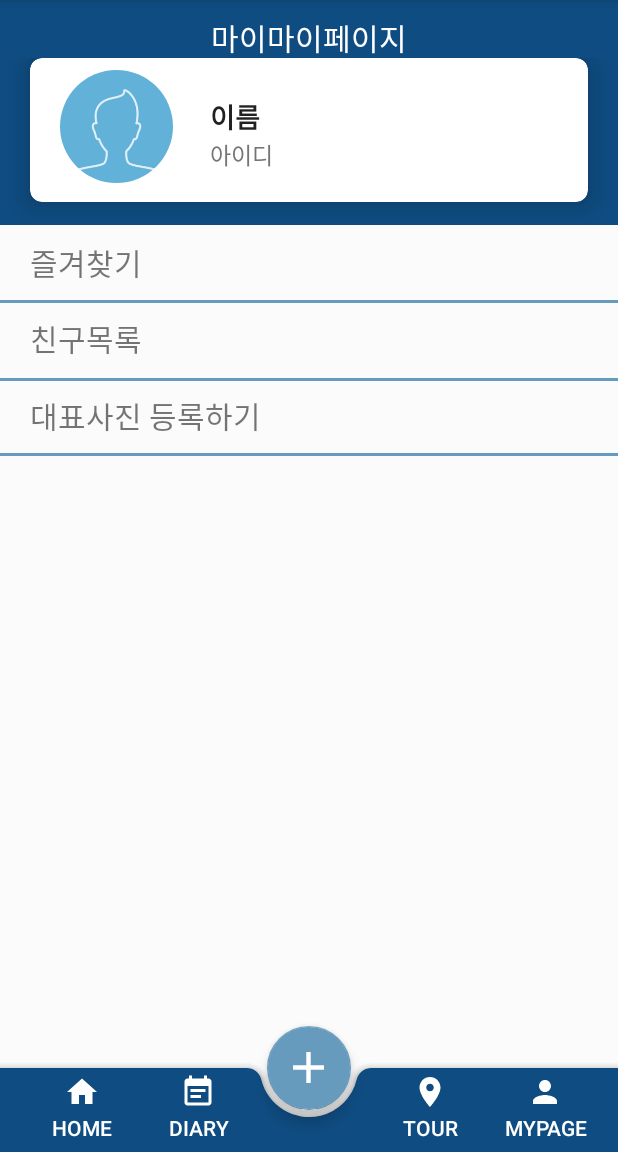
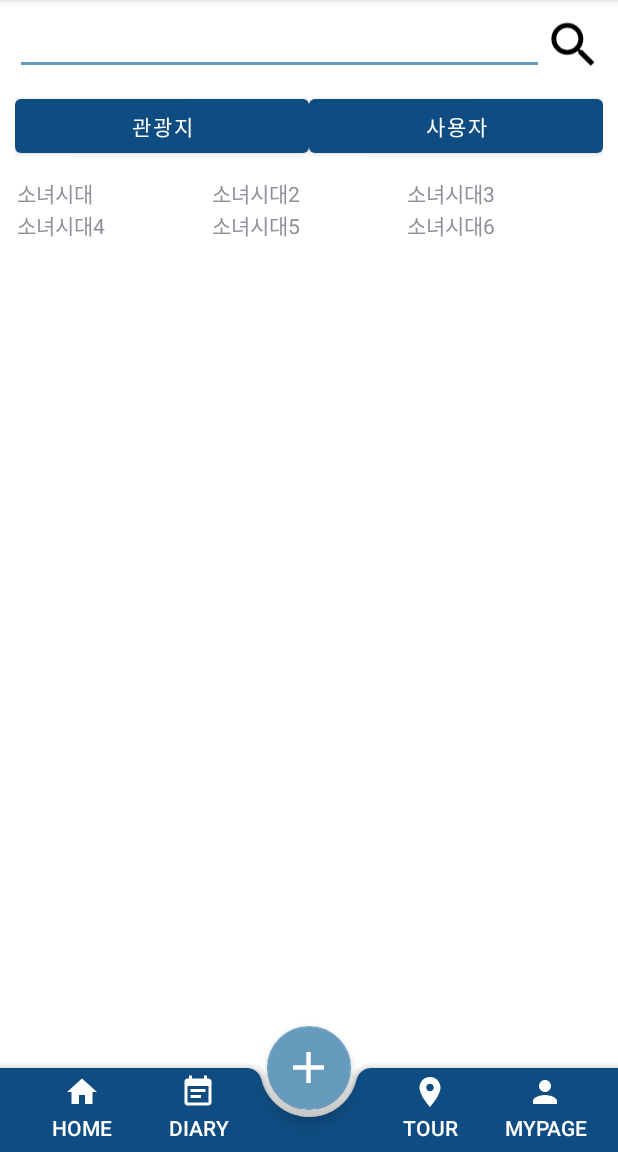
Before and after one commit to applejuice8382/capstone2, an Android app: the screen it shows after launch (MainActivity), on a phone screen of 412 x 824 dp, the part 84-1236 px from its top. Run offline under Robolectric (Android 15) with nearby library versions, the phone set to English and light mode, and no system bars; plain views replace RoundedImageView.

Commit message:
search UI update

```diff
--- /dev/null
+++ b/app/src/main/java/com/example/capstone2/GridItem.java
@@ -0,0 +1,30 @@
+package com.example.capstone2;
+
+public class GridItem {
+    String name;
+    String mobile;
+    int resId;
+
+    // Generate > Constructor
+    public GridItem(String name) {
+        this.name = name;
+    }
+
+    // Generate > Getter and Setter
+    public String getName() {
+        return name;
+    }
+
+    public void setName(String name) {
+        this.name = name;
+    }
+
+
+    // Generate > toString() : 아이템을 문자열로 출력
+
+    @Override
+    public String toString() {
+        return "GrieItem{" +
+                "name='" + name + '}';
+    }
+}
--- /dev/null
+++ b/app/src/main/java/com/example/capstone2/GridItemView.java
@@ -0,0 +1,28 @@
+package com.example.capstone2;
+
+import android.content.Context;
+import android.view.LayoutInflater;
+import android.widget.LinearLayout;
+import android.widget.TextView;
+
+public class GridItemView extends LinearLayout {
+    TextView textView;
+
+    public GridItemView(Context context){
+        super(context);
+
+        init(context);
+    }
+
+    private void init(Context context){
+        LayoutInflater inflater = (LayoutInflater) context.getSystemService(Context.LAYOUT_INFLATER_SERVICE);
+        inflater.inflate(R.layout.gridview_custome, this, true);
+
+        textView = (TextView) findViewById(R.id.gridviewtxt);
+    }
+
+    public void setName(String name) {
+        textView.setText(name);
+    }
+
+}
--- a/app/src/main/java/com/example/capstone2/MainActivity.java
+++ b/app/src/main/java/com/example/capstone2/MainActivity.java
@@ -1,10 +1,17 @@
 package com.example.capstone2;
 
 
+import android.app.Activity;
 import android.graphics.drawable.GradientDrawable;
 import android.os.Bundle;
+import android.view.View;
+import android.view.ViewGroup;
+import android.widget.AdapterView;
+import android.widget.BaseAdapter;
+import android.widget.GridView;
 import android.widget.ImageView;
 import android.widget.ListView;
+import android.widget.Toast;
 
 import java.util.ArrayList;
 
@@ -53,6 +60,71 @@ public class MainActivity extends AppCompatActivity {
 //
 //        listview.setAdapter(adapter);
 
+        GridView gridView = (GridView) findViewById(R.id.gridView);
+
+        // 어댑터 안에 데이터 담기
+        final GridAdapter adapter = new GridAdapter();
+
+        adapter.addItem(new GridItem("소녀시대"));
+        adapter.addItem(new GridItem("소녀시대2"));
+        adapter.addItem(new GridItem("소녀시대3"));
+        adapter.addItem(new GridItem("소녀시대4"));
+        adapter.addItem(new GridItem("소녀시대5"));
+        adapter.addItem(new GridItem("소녀시대6"));
+
+        // 리스트 뷰에 어댑터 설정
+        gridView.setAdapter(adapter);
+
+        // 이벤트 처리 리스너 설정
+        gridView.setOnItemClickListener(new AdapterView.OnItemClickListener() {
+            @Override
+            public void onItemClick(AdapterView<?> parent, View view, int position, long id) {
+                GridItem item = (GridItem) adapter.getItem(position);
+                Toast.makeText(getApplicationContext(), "선택 :" + item.getName(), Toast.LENGTH_LONG).show();
+            }
+        });
+
+    }
+
+    public class GridAdapter extends BaseAdapter {
+        ArrayList<GridItem> items = new ArrayList<GridItem>();
+
+
+        // Generate > implement methods
+        @Override
+        public int getCount() {
+            return items.size();
+        }
+
+        public void addItem(GridItem item) {
+            items.add(item);
+        }
+
+        @Override
+        public Object getItem(int position) {
+            return items.get(position);
+        }
+
+        @Override
+        public long getItemId(int position) {
+            return position;
+        }
+
+        @Override
+        public View getView(int position, View convertView, ViewGroup parent) {
+            GridItemView view = null;
+            if (convertView == null) {
+                view = new GridItemView(getApplicationContext());
+            } else {
+                view = (GridItemView) convertView;
+            }
+
+            GridItem item = items.get(position);
+
+            view.setName(item.getName());
+
+            return view;
+        }
 
     }
 
--- /dev/null
+++ b/app/src/main/res/drawable/ic_search_black.xml
@@ -0,0 +1,9 @@
+<vector xmlns:android="http://schemas.android.com/apk/res/android"
+        android:width="24dp"
+        android:height="24dp"
+        android:viewportWidth="24.0"
+        android:viewportHeight="24.0">
+    <path
+        android:fillColor="#FF000000"
+        android:pathData="M15.5,14h-0.79l-0.28,-0.27C15.41,12.59 16,11.11 16,9.5 16,5.91 13.09,3 9.5,3S3,5.91 3,9.5 5.91,16 9.5,16c1.61,0 3.09,-0.59 4.23,-1.57l0.27,0.28v0.79l5,4.99L20.49,19l-4.99,-5zM9.5,14C7.01,14 5,11.99 5,9.5S7.01,5 9.5,5 14,7.01 14,9.5 11.99,14 9.5,14z"/>
+</vector>
--- a/app/src/main/res/layout/activity_main.xml
+++ b/app/src/main/res/layout/activity_main.xml
@@ -9,7 +9,7 @@
 
 
     <include
-        layout="@layout/mypage"
+        layout="@layout/search"
         android:layout_width="match_parent"
         android:layout_height="match_parent" />
 
--- /dev/null
+++ b/app/src/main/res/layout/gridview_custome.xml
@@ -0,0 +1,13 @@
+<?xml version="1.0" encoding="utf-8"?>
+<LinearLayout
+    xmlns:android="http://schemas.android.com/apk/res/android"
+    android:orientation="vertical" android:layout_width="match_parent"
+    android:layout_height="match_parent">
+
+    <TextView
+        android:layout_width="wrap_content"
+        android:layout_height="wrap_content"
+        android:id="@+id/gridviewtxt"
+        android:text="이름"/>
+
+</LinearLayout>
--- a/app/src/main/res/layout/search.xml
+++ b/app/src/main/res/layout/search.xml
@@ -1,8 +1,52 @@
 <?xml version="1.0" encoding="utf-8"?>
 <LinearLayout
     xmlns:android="http://schemas.android.com/apk/res/android"
+    android:layout_width="match_parent"
+    android:layout_height="match_parent"
     android:orientation="vertical"
-    android:layout_width="match_parent"
-    android:layout_height="match_parent">
+    android:padding="10dp">
+
+    <LinearLayout
+        android:layout_width="match_parent"
+        android:layout_height="wrap_content"
+        android:orientation="horizontal">
+
+        <EditText
+            android:layout_width="0dp"
+            android:layout_height="40dp"
+            android:layout_weight="9"/>
+        <ImageView
+            android:layout_width="0dp"
+            android:layout_height="40dp"
+            android:layout_weight="1"
+            android:src="@drawable/ic_search_black"/>
+    </LinearLayout>
+    <LinearLayout
+        android:layout_width="match_parent"
+        android:layout_height="wrap_content"
+        android:orientation="horizontal"
+        android:layout_marginTop="10dp">
+        <Button
+            android:layout_width="0dp"
+            android:layout_height="wrap_content"
+            android:layout_weight="1"
+            android:text="관광지" />
+        <Button
+            android:layout_width="0dp"
+            android:layout_height="wrap_content"
+            android:layout_weight="1"
+            android:text="사용자"/>
+    </LinearLayout>
+    <GridView
+        android:id="@+id/gridView"
+        android:layout_width="match_parent"
+        android:layout_height="match_parent"
+        android:layout_alignParentStart="true"
+        android:layout_alignParentLeft="true"
+        android:layout_alignParentTop="true"
+        android:layout_marginStart="1dp"
+        android:layout_marginLeft="1dp"
+        android:layout_marginTop="10dp"
+        android:numColumns="3" />
 
 </LinearLayout>
```
Also changed, not shown: app/src/main/java/com/example/capstone2/GridAdapter.java (added, +9 -0 lines).
